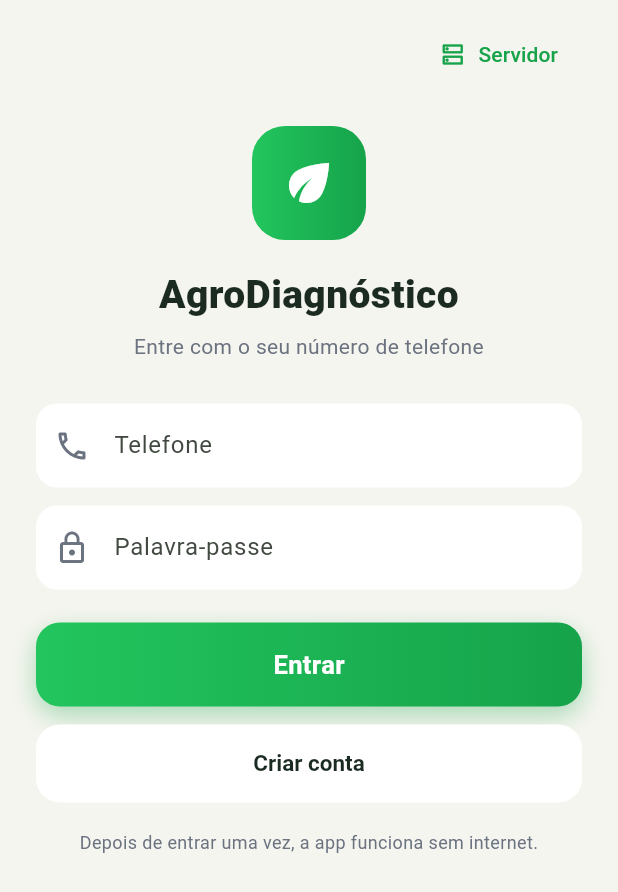
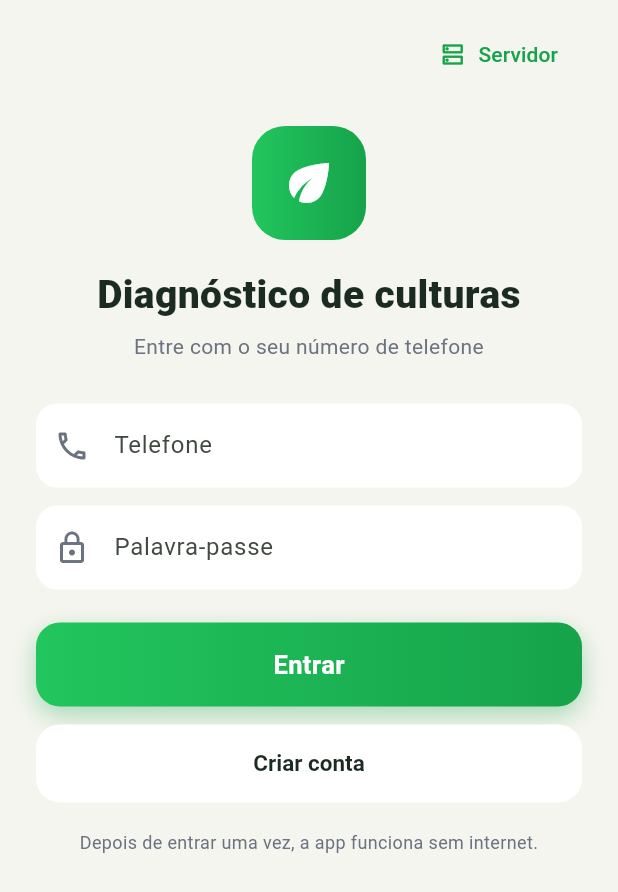
Before and after one commit to Yanick23/plataforma-fitossanitaria, a Flutter app: the screen it shows after launch, on a phone screen of 412 x 824 dp. Shown: the top 892 px of the screen. Run offline on Flutter 3.47's test engine with Material 3 defaults, Android fonts, the phone set to English and light mode, and no system bars; our stand-ins replace connectivity_plus, flutter_secure_storage, image_picker, sqflite; missing offline and left inert: tflite_flutter; accounts and stored records are empty.

Commit message:
Refactor app naming to "Diagnóstico de culturas" across multiple files; add data collection script for PFC report

```diff
--- a/app/lib/main.dart
+++ b/app/lib/main.dart
@@ -24,7 +24,7 @@ class AgroDiagnosticoApp extends StatelessWidget {
   @override
   Widget build(BuildContext context) {
     return MaterialApp(
-      title: 'AgroDiagnóstico',
+      title: 'Diagnóstico de culturas',
       debugShowCheckedModeBanner: false,
       theme: criarTema(),
       // Sem sessão → login (RF10). Com sessão guardada, entra directamente,
--- a/app/lib/screens/inicio_screen.dart
+++ b/app/lib/screens/inicio_screen.dart
@@ -47,7 +47,7 @@ class InicioScreen extends StatelessWidget {
             child: const Icon(Icons.eco, color: Colors.white, size: 44),
           ),
           const SizedBox(height: 22),
-          const Text('AgroDiagnóstico', style: TextStyle(fontSize: 28, fontWeight: FontWeight.w800)),
+          const Text('Diagnóstico de culturas', textAlign: TextAlign.center, style: TextStyle(fontSize: 28, fontWeight: FontWeight.w800)),
           const SizedBox(height: 8),
           const Text(
             'Tire uma foto e saiba na hora o que está a afectar a sua plantação',
--- a/app/lib/screens/login_screen.dart
+++ b/app/lib/screens/login_screen.dart
@@ -77,7 +77,7 @@ class _LoginScreenState extends State<LoginScreen> {
               ),
             ),
             const SizedBox(height: 18),
-            const Text('AgroDiagnóstico',
+            const Text('Diagnóstico de culturas',
                 textAlign: TextAlign.center, style: TextStyle(fontSize: 26, fontWeight: FontWeight.w800)),
             const SizedBox(height: 6),
             const Text('Entre com o seu número de telefone',
```
Also changed, not shown: 5 other files.
